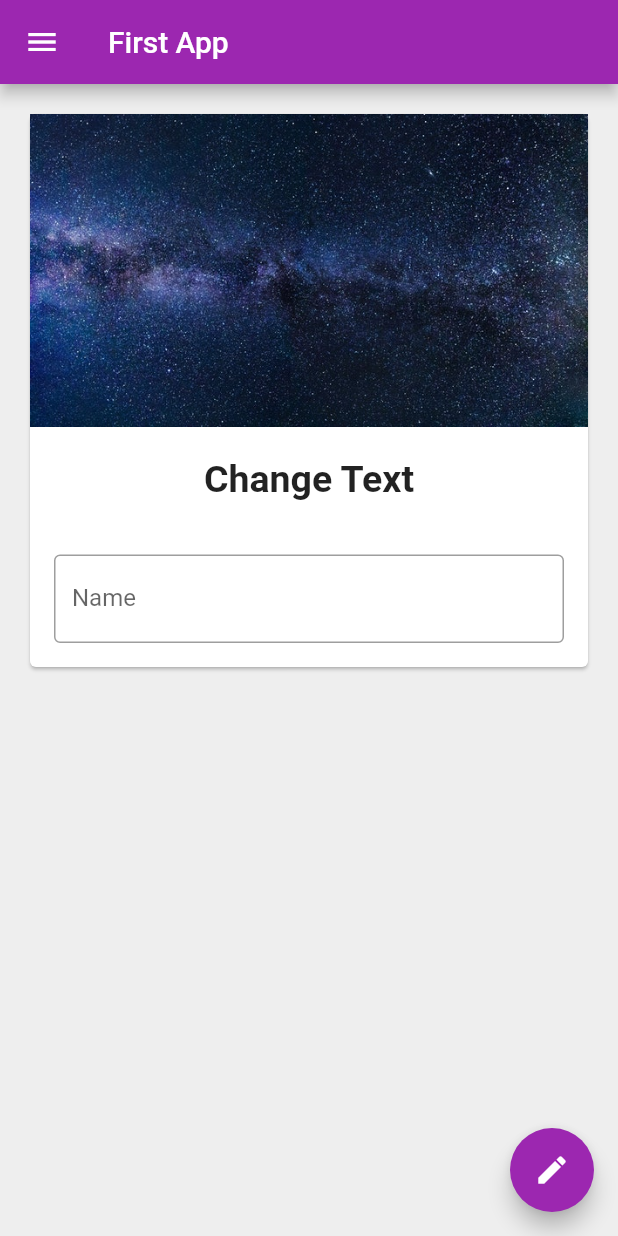
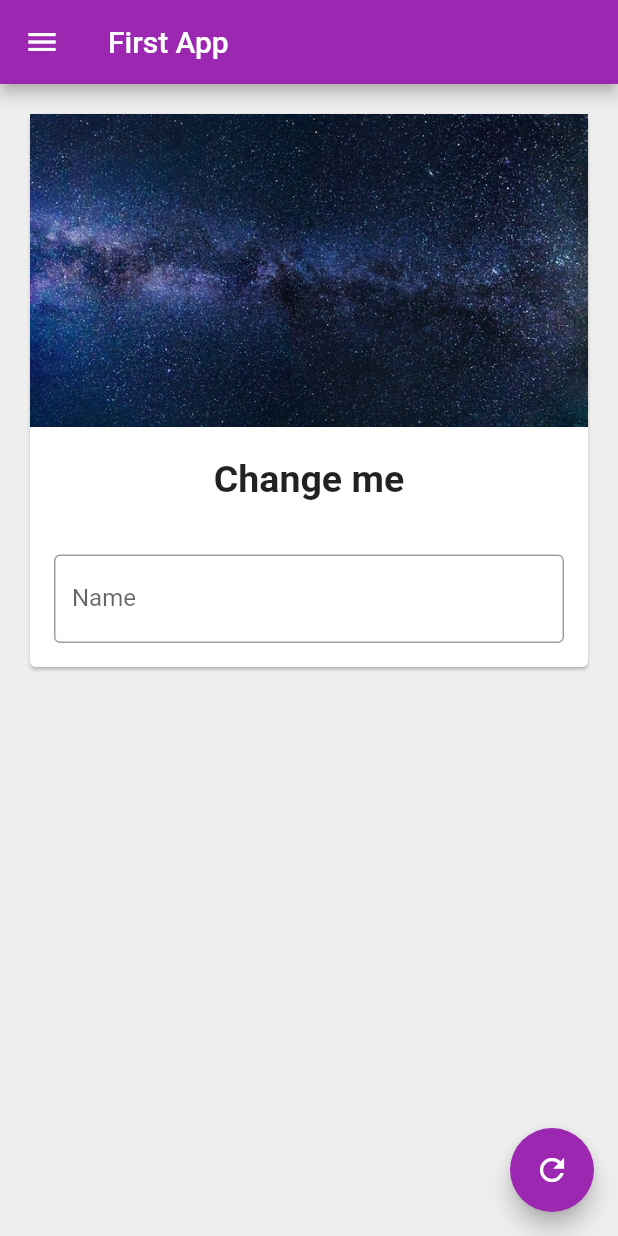
Before and after one commit to maheshoz/learnig-flutter, a Flutter app: the screen it shows after launch, on a phone screen of 412 x 824 dp. Run offline on Flutter 3.47's test engine with Material 2 defaults, Android fonts, the phone set to English and light mode, and no system bars.

Commit message:
created stateful Widget to change text value on button click

```diff
--- a/lib/main.dart
+++ b/lib/main.dart
@@ -10,7 +10,19 @@ void main() {
   ));
 }
 
-class HomePage extends StatelessWidget {
+class HomePage extends StatefulWidget {
+  @override
+  _HomePageState createState() => _HomePageState();
+}
+
+class _HomePageState extends State<HomePage> {
+  TextEditingController _nameController = TextEditingController();
+  var myText = "Change me";
+  @override
+  void initState() {
+    super.initState();
+  }
+
   @override
   Widget build(BuildContext context) {
     return Scaffold(
@@ -50,30 +62,43 @@ class HomePage extends StatelessWidget {
           child: Card(
             child: Column(
               children: [
-                Image.asset("assets/bg2.jpg",
-                    fit: BoxFit.cover,),
-                SizedBox(height: 20,),
-                Text("Change Text", style: TextStyle(fontSize: 25, fontWeight: FontWeight.bold),
+                Image.asset(
+                  "assets/bg2.jpg",
+                  fit: BoxFit.cover,
                 ),
-                 SizedBox(height: 20,),
+                SizedBox(
+                  height: 20,
+                ),
+                Text(
+                  myText,
+                  style: TextStyle(fontSize: 25, fontWeight: FontWeight.bold),
+                ),
+                SizedBox(
+                  height: 20,
+                ),
                 Padding(
                     padding: const EdgeInsets.all(16.0),
                     child: TextField(
+                      controller: _nameController,
+                      keyboardType: TextInputType.text,
+                      // obscureText: true,
                       decoration: InputDecoration(
                         border: OutlineInputBorder(),
                         hintText: "Enter name",
                         labelText: "Name",
                       ),
-                   )
-                 ),
+                    )),
               ],
             ),
           ),
         ),
       ),
       floatingActionButton: FloatingActionButton(
-        onPressed: () {},
-        child: Icon(Icons.edit),
+        onPressed: () {
+          myText = _nameController.text;
+          setState((){});
+        },
+        child: Icon(Icons.refresh),
       ),
     );
   }
```
Lines whose indentation alone changed are shown as unchanged.
